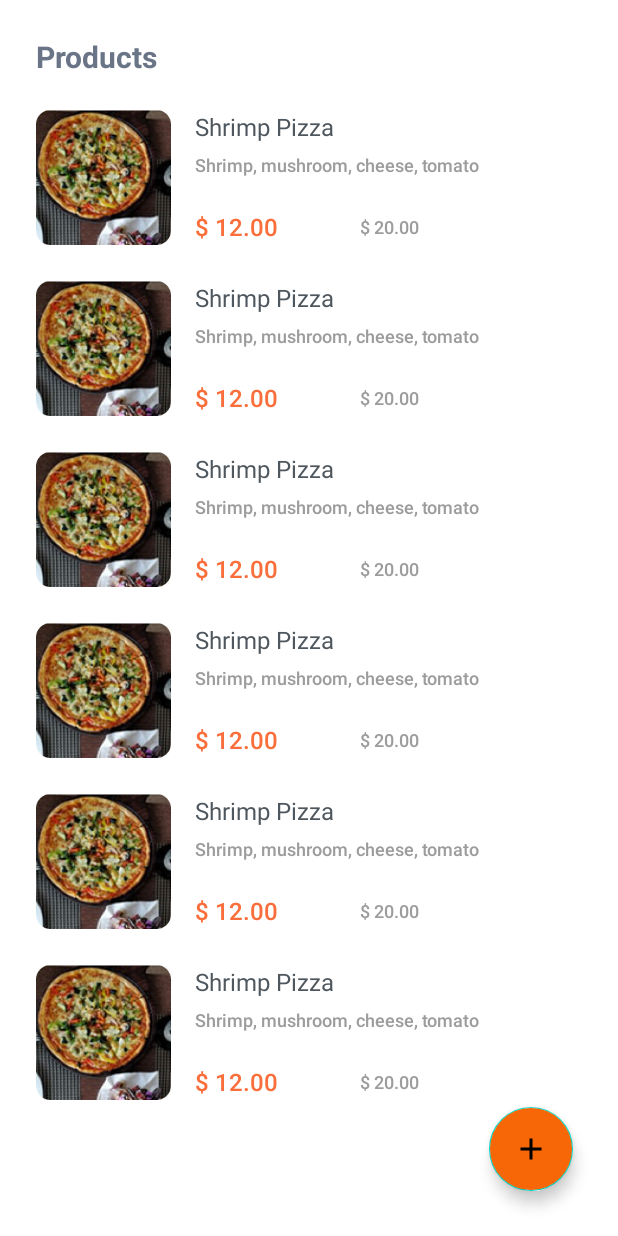
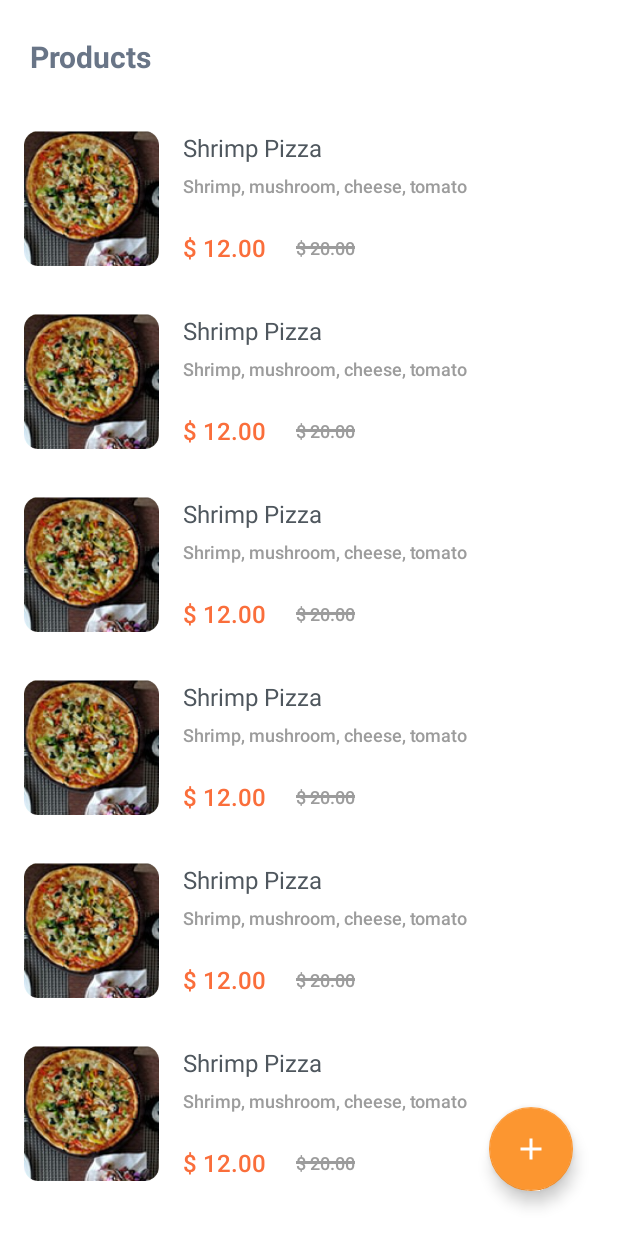
Before and after one commit to phuquang147/FoodShoppingAppAdmin, an Android app: the layout fragment_products.xml on its own in the app's theme, with its tools: preview values and no code run, on a phone screen of 412 x 824 dp. Run offline under Robolectric (Android 15) with nearby library versions, the phone set to English and light mode, and no system bars.

Commit message:
Update product fragment ui

```diff
--- a/app/src/main/java/xyz/daijoubuteam/foodshoppingappadmin/ui/products/ProductsFragment.kt
+++ b/app/src/main/java/xyz/daijoubuteam/foodshoppingappadmin/ui/products/ProductsFragment.kt
@@ -1,7 +1,6 @@
 package xyz.daijoubuteam.foodshoppingappadmin.ui.products
 
 import android.os.Bundle
-import android.util.Log
 import android.view.LayoutInflater
 import android.view.View
 import android.view.ViewGroup
@@ -10,11 +9,14 @@ import androidx.databinding.DataBindingUtil
 import androidx.fragment.app.Fragment
 import androidx.lifecycle.ViewModelProvider
 import androidx.navigation.fragment.findNavController
-import xyz.daijoubuteam.foodshoppingappadmin.MainApplication
+import androidx.recyclerview.widget.DividerItemDecoration
+import androidx.recyclerview.widget.LinearLayoutManager
+import androidx.recyclerview.widget.RecyclerView
+import com.google.android.material.bottomnavigation.BottomNavigationView
+import xyz.daijoubuteam.foodshoppingappadmin.R
 import xyz.daijoubuteam.foodshoppingappadmin.databinding.FragmentProductsBinding
-import xyz.daijoubuteam.foodshoppingappadmin.model.Eatery
 import xyz.daijoubuteam.foodshoppingappadmin.ui.products.adapter.ProductAdapter
-import xyz.daijoubuteam.foodshoppingappadmin.R
+
 
 class ProductsFragment : Fragment() {
     private lateinit var binding: FragmentProductsBinding
@@ -32,8 +34,10 @@ class ProductsFragment : Fragment() {
         binding = DataBindingUtil.inflate(inflater, R.layout.fragment_products, container, false)
         binding.lifecycleOwner = viewLifecycleOwner
 
+        hideActionBar()
         setupProductListViewAdapter()
         setupNavigateToProfileAndAddressFragment()
+        addProductRecyclerDivider()
         return binding.root
     }
 
@@ -54,4 +58,18 @@ class ProductsFragment : Fragment() {
             findNavController().navigate(R.id.action_navigation_home_to_newProductFragment)
         }
     }
+
+    private fun addProductRecyclerDivider() {
+        val layoutManager = LinearLayoutManager(this.context, RecyclerView.VERTICAL, false).apply {
+            binding.productRecyclerView.layoutManager = this
+        }
+
+        DividerItemDecoration(this.context, layoutManager.orientation).apply {
+            binding.productRecyclerView.addItemDecoration(this)
+        }
+    }
+
+    private fun hideActionBar() {
+        (requireActivity() as? AppCompatActivity)?.supportActionBar?.hide()
+    }
 }
--- a/app/src/main/res/drawable/ic_add.xml
+++ b/app/src/main/res/drawable/ic_add.xml
@@ -3,7 +3,7 @@
     android:height="24dp"
     android:viewportWidth="24"
     android:viewportHeight="24"
-    android:tint="?attr/colorControlNormal">
+    android:tint="@color/white">
   <path
       android:fillColor="@android:color/white"
       android:pathData="M19,13h-6v6h-2v-6H5v-2h6V5h2v6h6v2z"/>
--- a/app/src/main/res/layout/fragment_products.xml
+++ b/app/src/main/res/layout/fragment_products.xml
@@ -14,7 +14,7 @@
             app:layout_constraintTop_toTopOf="parent"
             app:layout_constraintLeft_toLeftOf="parent"
             android:layout_marginVertical="24dp"
-            android:layout_marginStart="24dp"
+            android:layout_marginStart="20dp"
             android:textSize="20sp"
             android:fontFamily="@font/avenir_next_lt_pro"
             android:textStyle="bold"
@@ -23,7 +23,7 @@
             android:id="@+id/productRecyclerView"
             android:layout_width="match_parent"
             android:layout_height="0dp"
-            android:layout_marginTop="10dp"
+            android:layout_marginTop="20dp"
             android:nestedScrollingEnabled="false"
             android:orientation="vertical"
             app:layoutManager="androidx.recyclerview.widget.LinearLayoutManager"
@@ -41,7 +41,8 @@
             android:layout_gravity="bottom|end"
             android:contentDescription="@string/add_product"
             app:srcCompat="@drawable/ic_add"
-            android:backgroundTint="@color/lightOrange"
+            app:backgroundTint="@color/orange_400"
+            app:tint="@null"
             app:layout_constraintRight_toRightOf="parent"
             app:layout_constraintBottom_toBottomOf="parent"
             android:layout_marginEnd="30dp"
--- a/app/src/main/res/layout/item_product.xml
+++ b/app/src/main/res/layout/item_product.xml
@@ -10,15 +10,27 @@
     <androidx.constraintlayout.widget.ConstraintLayout
         android:layout_height="wrap_content"
         android:layout_width="match_parent"
-        android:background="@drawable/rectangle_bg_white"
-        tools:ignore="ExtraText">
+        android:padding="16dp"
+        tools:ignore="ExtraText"
+        android:elevation="4dp"
+        android:clickable="true"
+        android:focusable="true"
+        android:background="?attr/selectableItemBackground">
+        <ImageView android:id="@+id/imgAvatar"
+            android:layout_height="90dp"
+            android:layout_width="90dp"
+            android:scaleType="fitCenter"
+            app:layout_constraintBottom_toBottomOf="parent"
+            app:layout_constraintStart_toStartOf="parent"
+            app:layout_constraintTop_toTopOf="parent"
+            android:src="@drawable/img_rectangle44"
+            tools:src="@drawable/img_rectangle44"
+            tools:ignore="ContentDescription" />
         <TextView
             android:ellipsize="end"
             android:id="@+id/tvEateryName"
             android:layout_height="wrap_content"
-            android:layout_marginEnd="24dp"
             android:layout_marginStart="16dp"
-            android:layout_marginTop="12dp"
             android:layout_width="0dp"
             android:singleLine="true"
             app:layout_constraintEnd_toEndOf="parent"
@@ -36,7 +48,6 @@
             android:ellipsize="end"
             android:gravity="start"
             android:layout_height="wrap_content"
-            android:layout_marginEnd="24dp"
             android:layout_marginStart="16dp"
             android:layout_marginTop="6dp"
             android:layout_width="0dp"
@@ -51,26 +62,11 @@
             android:text="@{product.ingredients.toString().substring(1,product.ingredients.toString().length())}"
             tools:text="Shrimp, mushroom, cheese, tomato"
             tools:ignore="UnusedAttribute" />
-        <ImageView android:id="@+id/imgAvatar"
-            android:layout_height="90dp"
-            android:layout_width="90dp"
-            android:layout_marginStart="24dp"
-            android:layout_marginVertical="12dp"
-            android:scaleType="fitXY"
-            app:layout_constraintBottom_toBottomOf="parent"
-            app:layout_constraintEnd_toStartOf="@+id/tvEateryName"
-            app:layout_constraintStart_toStartOf="parent"
-            app:layout_constraintTop_toTopOf="parent"
-            android:src="@drawable/img_rectangle44"
-            tools:src="@drawable/img_rectangle44"
-            tools:ignore="ContentDescription" />
         <androidx.constraintlayout.widget.ConstraintLayout
             android:id="@+id/constraintPrice"
             android:layout_height="wrap_content"
-            android:layout_marginEnd="24dp"
             android:layout_marginStart="16dp"
             android:layout_marginTop="20dp"
-            android:layout_marginBottom="12dp"
             android:layout_width="0dp"
             app:layout_constraintEnd_toEndOf="parent"
             app:layout_constraintStart_toEndOf="@+id/imgAvatar"
@@ -87,46 +83,38 @@
                 android:textFontWeight="500"
                 android:textSize="16sp"
                 app:layout_constraintBottom_toBottomOf="parent"
-                app:layout_constraintEnd_toStartOf="@+id/viewLine"
                 app:layout_constraintStart_toStartOf="parent"
                 app:layout_constraintTop_toTopOf="parent"
                 tools:ignore="HardcodedText,UnusedAttribute"
-                android:text="@{Double.toString(product.newPrice)}"
+                android:text="@{'$' + Double.toString(product.newPrice)}"
                 tools:text="$ 12.00" />
             <TextView
                 android:id="@+id/tvOldPrice"
                 android:ellipsize="end"
+                android:layout_width="wrap_content"
                 android:layout_height="wrap_content"
                 android:layout_marginEnd="1dp"
-                android:layout_marginStart="1dp"
-                android:layout_width="wrap_content"
+                android:layout_marginStart="20dp"
                 android:singleLine="true"
+                app:layout_constraintTop_toTopOf="parent"
                 app:layout_constraintBottom_toBottomOf="parent"
-                app:layout_constraintEnd_toEndOf="@+id/viewLine"
-                app:layout_constraintHorizontal_bias="0.33"
-                app:layout_constraintStart_toStartOf="@+id/viewLine"
-                app:layout_constraintTop_toTopOf="@+id/tvNewPrice"
+                app:layout_constraintStart_toEndOf="@+id/tvNewPrice"
                 android:textColor="@color/gray_500"
                 android:textSize="12sp"
                 android:fontFamily="@font/avenir_next_lt_pro"
                 android:textFontWeight="500"
-                android:text="@{Double.toString(product.oldPrice)}"
+                android:text="@{'$' + Double.toString(product.oldPrice)}"
                 tools:text="$ 20.00"
                 tools:ignore="HardcodedText,UnusedAttribute" />
             <View
                 android:background="@drawable/rectangle_border_gray_500"
                 android:id="@+id/viewLine"
-                android:layout_height="1dp"
-                android:layout_marginBottom="8dp"
-                android:layout_marginEnd="106dp"
-                android:layout_marginStart="15dp"
-                android:layout_marginTop="8dp"
-                android:layout_width="44dp"
-                app:layout_constraintBottom_toBottomOf="@+id/tvNewPrice"
-                app:layout_constraintEnd_toEndOf="parent"
-                app:layout_constraintHorizontal_bias="0.09"
-                app:layout_constraintStart_toEndOf="@+id/tvNewPrice"
-                app:layout_constraintTop_toTopOf="@+id/tvOldPrice"/>
+                android:layout_height="2dp"
+                android:layout_width="0dp"
+                app:layout_constraintTop_toTopOf="@+id/tvOldPrice"
+                app:layout_constraintBottom_toBottomOf="@+id/tvOldPrice"
+                app:layout_constraintStart_toStartOf="@+id/tvOldPrice"
+                app:layout_constraintEnd_toEndOf="@id/tvOldPrice" />
         </androidx.constraintlayout.widget.ConstraintLayout>
     </androidx.constraintlayout.widget.ConstraintLayout>
 </layout>
```
